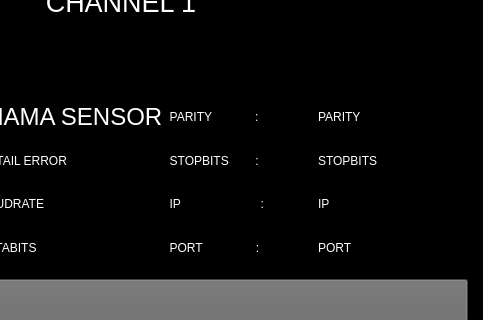
Qt form control_sensor.ui (MiftahSalam/ddu-hmi) before a commit; both pictures show x 241 to 724 and y 96 to 416 of the 724 by 556 pixel window.
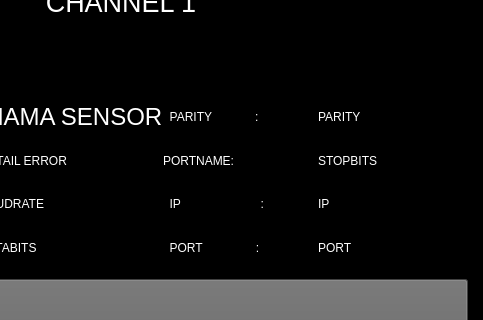
The same form after that commit.

Commit message: adjust - change stopbits label to portname label

Patch:
```diff
--- a/control_sensor.ui
+++ b/control_sensor.ui
@@ -194,7 +194,7 @@
 font: 75 18pt &quot;Ubuntu&quot;;</string>
          </property>
          <property name="text">
-          <string>  STOPBITS        :</string>
+          <string>PORTNAME:</string>
          </property>
         </widget>
        </item>
```
Left out of the diff: 9 changed lines with no effect on the pictures. The commit also changes 1 other file.
